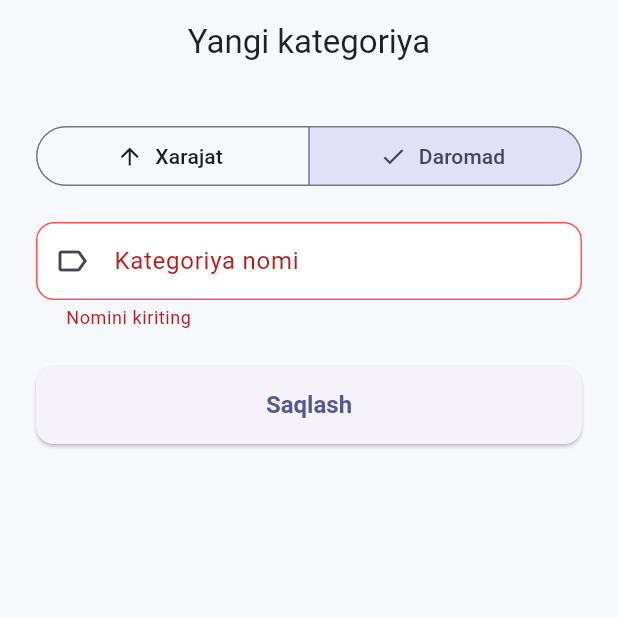
After one commit to Mamaniyozov/MVP, a Flutter app: the AddEditCategoryScreen screen opened by its route, after a tap on "Daromad", after a tap on "Saqlash", on a phone screen of 412 x 824 dp, the top half of it. The commit adds this screen. Run offline on Flutter 3.47's test engine with Material 3 defaults, Android fonts, the phone set to English and light mode, and no system bars; our stand-ins replace dio, fl_chart, flutter_riverpod, flutter_secure_storage, go_router; accounts and stored records are empty.

Commit message:
Add categories management screen (mobile)
Create/edit/delete for user categories, grouped by expense/income.
Default categories (is_default) are shown locked (no edit/delete
actions), matching apps/categories/views.py's perform_update/
perform_destroy protection.

```diff
--- a/mobile/lib/core/router/app_routes.dart
+++ b/mobile/lib/core/router/app_routes.dart
@@ -11,4 +11,7 @@ class AppRoutes {
   static const addGoal = '/goals/add';
   static const categoryBreakdown = '/analytics/category-breakdown';
   static const monthlyReport = '/analytics/monthly-report';
+  static const categories = '/categories';
+  static const addCategory = '/categories/add';
+  static const editCategory = '/categories/edit';
 }
--- /dev/null
+++ b/mobile/lib/features/categories/data/category_exception.dart
@@ -0,0 +1,9 @@
+/// A user-facing category error, already translated to Uzbek.
+class CategoryException implements Exception {
+  const CategoryException(this.message);
+
+  final String message;
+
+  @override
+  String toString() => message;
+}
--- /dev/null
+++ b/mobile/lib/features/categories/presentation/screens/add_edit_category_screen.dart
@@ -0,0 +1,114 @@
+import 'package:flutter/material.dart';
+import 'package:flutter_riverpod/flutter_riverpod.dart';
+import 'package:mobile/features/categories/data/category_exception.dart';
+import 'package:mobile/features/categories/data/category_repository.dart';
+import 'package:mobile/features/categories/domain/category.dart';
+import 'package:mobile/features/categories/presentation/providers/category_providers.dart';
+
+class AddEditCategoryScreen extends ConsumerStatefulWidget {
+  const AddEditCategoryScreen({super.key, this.existing});
+
+  /// When non-null, the screen edits this category instead of creating one.
+  final Category? existing;
+
+  @override
+  ConsumerState<AddEditCategoryScreen> createState() => _AddEditCategoryScreenState();
+}
+
+class _AddEditCategoryScreenState extends ConsumerState<AddEditCategoryScreen> {
+  final _formKey = GlobalKey<FormState>();
+  late final _nameController = TextEditingController(text: widget.existing?.name ?? '');
+  late CategoryType _type = widget.existing?.type ?? CategoryType.expense;
+  bool _isSubmitting = false;
+
+  bool get _isEditing => widget.existing != null;
+
+  @override
+  void dispose() {
+    _nameController.dispose();
+    super.dispose();
+  }
+
+  Future<void> _submit() async {
+    if (!_formKey.currentState!.validate()) return;
+
+    setState(() => _isSubmitting = true);
+    try {
+      final repository = ref.read(categoryRepositoryProvider);
+      final name = _nameController.text.trim();
+      if (_isEditing) {
+        await repository.update(id: widget.existing!.id, name: name, type: _type);
+      } else {
+        await repository.create(name: name, type: _type);
+      }
+      ref.invalidate(allCategoriesProvider);
+      if (mounted) Navigator.of(context).pop();
+    } on CategoryException catch (error) {
+      if (!mounted) return;
+      ScaffoldMessenger.of(context)
+        ..hideCurrentSnackBar()
+        ..showSnackBar(SnackBar(content: Text(error.message)));
+    } finally {
+      if (mounted) setState(() => _isSubmitting = false);
+    }
+  }
+
+  @override
+  Widget build(BuildContext context) {
+    return Scaffold(
+      appBar: AppBar(title: Text(_isEditing ? 'Kategoriyani tahrirlash' : 'Yangi kategoriya')),
+      body: SafeArea(
+        child: SingleChildScrollView(
+          padding: const EdgeInsets.all(24),
+          child: Form(
+            key: _formKey,
+            child: Column(
+              crossAxisAlignment: CrossAxisAlignment.stretch,
+              children: [
+                SegmentedButton<CategoryType>(
+                  segments: const [
+                    ButtonSegment(
+                      value: CategoryType.expense,
+                      label: Text('Xarajat'),
+                      icon: Icon(Icons.arrow_upward),
+                    ),
+                    ButtonSegment(
+                      value: CategoryType.income,
+                      label: Text('Daromad'),
+                      icon: Icon(Icons.arrow_downward),
+                    ),
+                  ],
+                  selected: {_type},
+                  onSelectionChanged: (selection) => setState(() => _type = selection.first),
+                ),
+                const SizedBox(height: 20),
+                TextFormField(
+                  controller: _nameController,
+                  decoration: const InputDecoration(
+                    labelText: 'Kategoriya nomi',
+                    prefixIcon: Icon(Icons.label_outline),
+                  ),
+                  validator: (value) {
+                    if ((value?.trim() ?? '').isEmpty) return 'Nomini kiriting';
+                    return null;
+                  },
+                ),
+                const SizedBox(height: 24),
+                ElevatedButton(
+                  onPressed: _isSubmitting ? null : _submit,
+                  child: _isSubmitting
+                      ? const SizedBox(
+                          height: 20,
+                          width: 20,
+                          child: CircularProgressIndicator(strokeWidth: 2.5),
+                        )
+                      : const Text('Saqlash'),
+                ),
+              ],
+            ),
+          ),
+        ),
+      ),
+    );
+  }
+}
```
Also changed, not shown: mobile/lib/core/router/app_router.dart (+16 -1 lines), mobile/lib/features/categories/data/category_repository.dart (+59 -0 lines), mobile/lib/features/categories/presentation/screens/category_list_screen.dart (added, +165 -0 lines), mobile/lib/features/dashboard/presentation/dashboard_screen.dart (+7 -0 lines).
